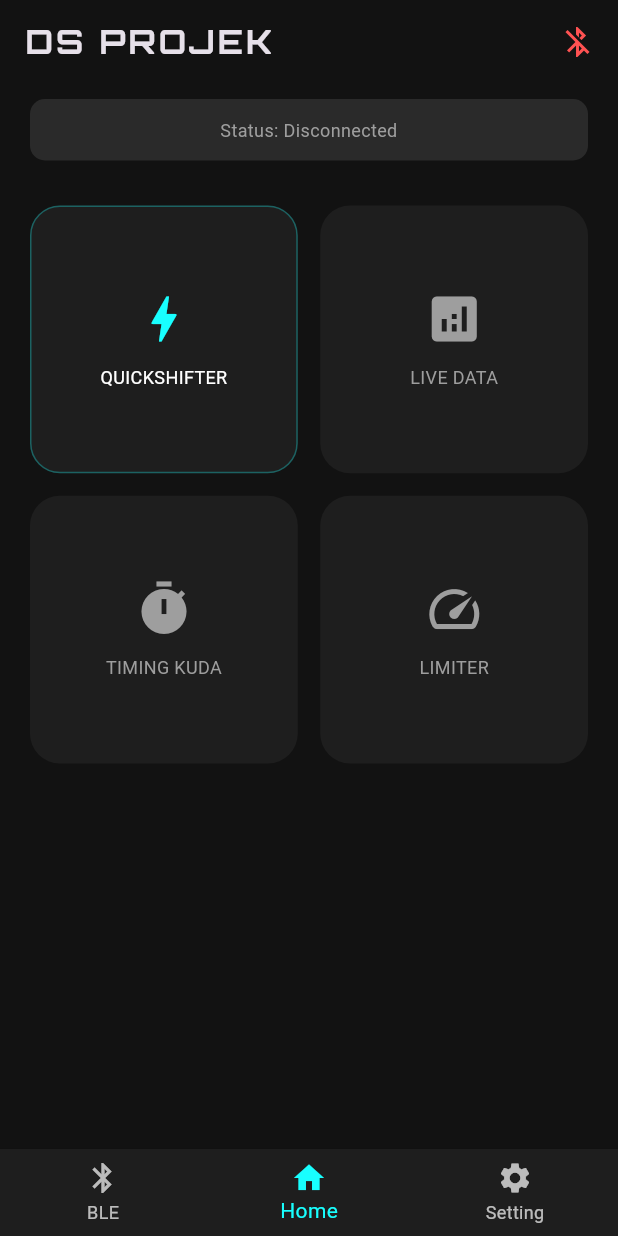
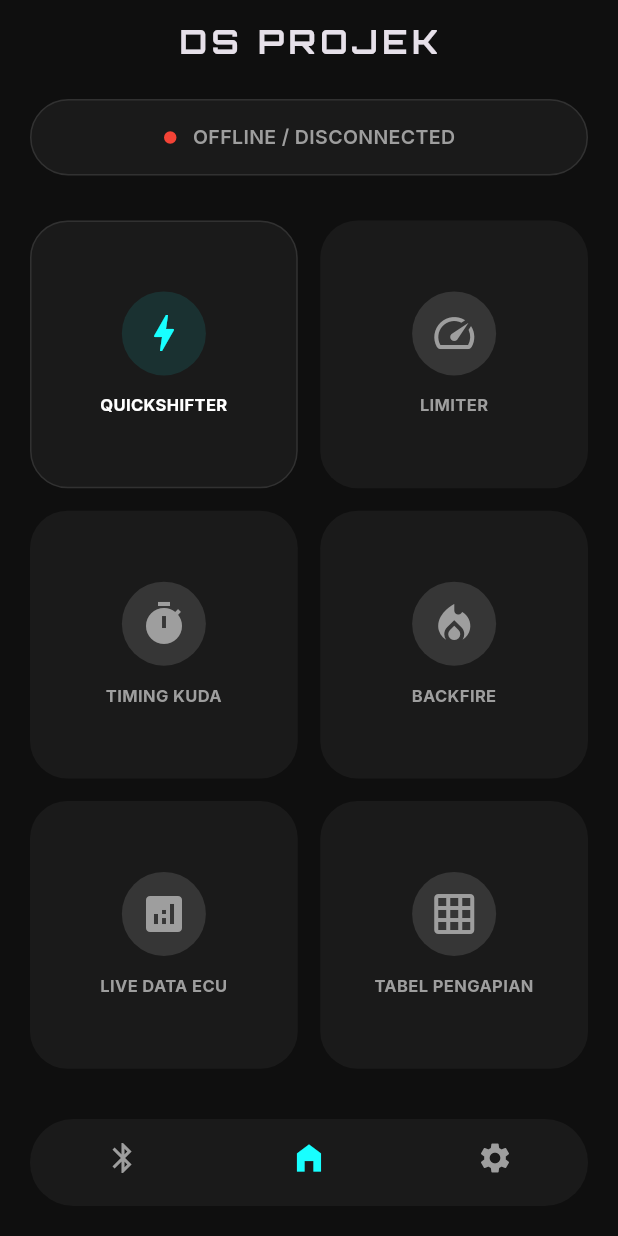
Before and after one commit to Dhans62/build-apk, a Flutter app: the screen it shows after launch, on a phone screen of 412 x 824 dp. Run offline on Flutter 3.47's test engine with Material 3 defaults, Android fonts, the light colour scheme and no system bars; our stand-ins replace flutter_blue_plus, google_fonts.

Commit message:
Update main.dart

```diff
--- a/lib/main.dart
+++ b/lib/main.dart
@@ -13,7 +13,7 @@ class DsProjekApp extends StatelessWidget {
     return MaterialApp(
       debugShowCheckedModeBanner: false,
       theme: ThemeData.dark().copyWith(
-        scaffoldBackgroundColor: const Color(0xFF121212),
+        scaffoldBackgroundColor: const Color(0xFF0F0F0F),
         primaryColor: Colors.cyanAccent,
       ),
       home: const MainMenu(),
@@ -33,16 +33,15 @@ class _MainMenuState extends State<MainMenu> {
   bool _isConnected = false;
   StreamSubscription<BluetoothConnectionState>? _connectionSubscription;
 
-  // UUID dari Kode ESP32 kamu
-  final String serviceUuid = "4fafc201-1fb5-459e-8fcc-c5c9c331914b";
-
   void _onDeviceConnected(BluetoothDevice device) {
     _connectionSubscription?.cancel();
     _connectionSubscription = device.connectionState.listen((state) {
+      if (mounted) {
         setState(() {
           _connectedDevice = device;
           _isConnected = state == BluetoothConnectionState.connected;
         });
+      }
     });
   }
 
@@ -52,46 +51,46 @@ class _MainMenuState extends State<MainMenu> {
       appBar: AppBar(
         backgroundColor: Colors.transparent,
         elevation: 0,
-        title: Text("DS PROJEK", style: GoogleFonts.orbitron(letterSpacing: 2, fontWeight: FontWeight.bold)),
-        actions: [
-          Padding(
-            padding: const EdgeInsets.all(15),
-            child: Icon(_isConnected ? Icons.bluetooth_connected : Icons.bluetooth_disabled,
-                color: _isConnected ? Colors.cyanAccent : Colors.redAccent),
+        centerTitle: true,
+        title: Text("DS PROJEK", style: GoogleFonts.orbitron(letterSpacing: 3, fontWeight: FontWeight.bold, fontSize: 22)),
       ),
+      body: IndexedStack(
+        index: _selectedIndex,
+        children: [
+          _buildBlePage(),
+          _buildDashboard(),
+          _buildSettingsPage(),
         ],
       ),
-      body: _buildBody(),
       bottomNavigationBar: _buildBottomNav(),
     );
-  }
-
-  Widget _buildBody() {
-    if (_selectedIndex == 0) return _buildBlePage();
-    if (_selectedIndex == 1) return _buildDashboard();
-    return _buildSettingsPage();
   }
 
   Widget _buildDashboard() {
     return Column(
       children: [
-        // Indikator Status Koneksi
+        // Status Bar
         Container(
-          width: double.infinity,
           margin: const EdgeInsets.symmetric(horizontal: 20, vertical: 10),
-          padding: const EdgeInsets.all(12),
+          padding: const EdgeInsets.symmetric(vertical: 15, horizontal: 20),
           decoration: BoxDecoration(
-            color: _isConnected ? Colors.cyanAccent.withOpacity(0.1) : Colors.white10,
-            borderRadius: BorderRadius.circular(10),
+            color: const Color(0xFF1A1A1A),
+            borderRadius: BorderRadius.circular(50),
+            border: Border.all(color: _isConnected ? Colors.cyanAccent.withOpacity(0.5) : Colors.white10),
           ),
-          child: Text(
-            _isConnected
-              ? "Terhubung ke: ${_connectedDevice?.platformName ?? _connectedDevice?.remoteId}"
-              : "Status: Disconnected",
-            textAlign: TextAlign.center,
-            style: TextStyle(color: _isConnected ? Colors.cyanAccent : Colors.grey, fontSize: 12),
+          child: Row(
+            mainAxisAlignment: MainAxisAlignment.center,
+            children: [
+              Icon(Icons.circle, size: 10, color: _isConnected ? Colors.cyanAccent : Colors.red),
+              const SizedBox(width: 10),
+              Text(
+                _isConnected ? "ONLINE: ${_connectedDevice?.platformName}" : "OFFLINE / DISCONNECTED",
+                style: GoogleFonts.inter(fontSize: 13, fontWeight: FontWeight.w600, color: _isConnected ? Colors.white : Colors.grey),
+              ),
+            ],
           ),
         ),
+
         Expanded(
           child: GridView.count(
             crossAxisCount: 2,
@@ -99,10 +98,12 @@ class _MainMenuState extends State<MainMenu> {
             mainAxisSpacing: 15,
             crossAxisSpacing: 15,
             children: [
-              _menuItem("QUICKSHIFTER", Icons.bolt, true),
-              _menuItem("LIVE DATA", Icons.analytics, false),
-              _menuItem("TIMING KUDA", Icons.timer, false),
-              _menuItem("LIMITER", Icons.speed, false),
+              _menuCard("QUICKSHIFTER", Icons.bolt, true),
+              _menuCard("LIMITER", Icons.speed, false),
+              _menuCard("TIMING KUDA", Icons.timer, false),
+              _menuCard("BACKFIRE", Icons.local_fire_department, false),
+              _menuCard("LIVE DATA ECU", Icons.analytics, false),
+              _menuCard("TABEL PENGAPIAN", Icons.grid_on, false),
             ],
           ),
         ),
@@ -110,8 +111,8 @@ class _MainMenuState extends State<MainMenu> {
     );
   }
 
-  Widget _menuItem(String title, IconData icon, bool active) {
-    return GestureDetector(
+  Widget _menuCard(String title, IconData icon, bool active) {
+    return InkWell(
       onTap: () {
         if (active) {
           Navigator.push(context, MaterialPageRoute(builder: (context) => QsDetailScreen(device: _connectedDevice)));
@@ -119,16 +120,20 @@ class _MainMenuState extends State<MainMenu> {
       },
       child: Container(
         decoration: BoxDecoration(
-          color: const Color(0xFF1E1E1E),
-          borderRadius: BorderRadius.circular(20),
-          border: Border.all(color: active ? Colors.cyanAccent.withOpacity(0.3) : Colors.transparent),
+          color: const Color(0xFF1A1A1A),
+          borderRadius: BorderRadius.circular(25),
+          border: Border.all(color: active ? Colors.white10 : Colors.transparent),
         ),
         child: Column(
           mainAxisAlignment: MainAxisAlignment.center,
           children: [
-            Icon(icon, size: 40, color: active ? Colors.cyanAccent : Colors.grey),
-            const SizedBox(height: 10),
-            Text(title, style: TextStyle(fontSize: 12, color: active ? Colors.white : Colors.grey)),
+            Container(
+              padding: const EdgeInsets.all(12),
+              decoration: BoxDecoration(color: active ? Colors.cyanAccent.withOpacity(0.1) : Colors.white12, shape: BoxShape.circle),
+              child: Icon(icon, size: 32, color: active ? Colors.cyanAccent : Colors.grey),
+            ),
+            const SizedBox(height: 12),
+            Text(title, textAlign: TextAlign.center, style: GoogleFonts.inter(fontSize: 11, fontWeight: FontWeight.bold, color: active ? Colors.white : Colors.grey)),
           ],
         ),
       ),
@@ -139,22 +144,29 @@ class _MainMenuState extends State<MainMenu> {
     return Column(
       children: [
         const SizedBox(height: 20),
-        ElevatedButton(
+        ElevatedButton.icon(
           onPressed: () => FlutterBluePlus.startScan(timeout: const Duration(seconds: 4)),
-          child: const Text("Manual Scan"),
+          icon: const Icon(Icons.search),
+          label: const Text("SCAN DEVICE"),
+          style: ElevatedButton.styleFrom(backgroundColor: Colors.cyanAccent, foregroundColor: Colors.black),
         ),
         Expanded(
           child: StreamBuilder<List<ScanResult>>(
             stream: FlutterBluePlus.scanResults,
             builder: (c, snapshot) => ListView(
-              children: (snapshot.data ?? []).map((r) => ListTile(
-                title: Text(r.device.platformName.isEmpty ? "Unknown ECU" : r.device.platformName),
+              padding: const EdgeInsets.all(20),
+              children: (snapshot.data ?? []).map((r) => Card(
+                color: const Color(0xFF1A1A1A),
+                child: ListTile(
+                  title: Text(r.device.platformName.isEmpty ? "Unknown Device" : r.device.platformName),
                   subtitle: Text(r.device.remoteId.toString()),
+                  trailing: const Icon(Icons.link, color: Colors.cyanAccent),
                   onTap: () async {
                     await r.device.connect();
                     _onDeviceConnected(r.device);
                     setState(() => _selectedIndex = 1);
                   },
+                ),
               )).toList(),
             ),
           ),
@@ -167,39 +179,50 @@ class _MainMenuState extends State<MainMenu> {
     return ListView(
       padding: const EdgeInsets.all(20),
       children: [
-        const Text("FIRMWARE UPDATE (OTA)", style: TextStyle(fontWeight: FontWeight.bold)),
-        const SizedBox(height: 10),
-        ListTile(
-          tileColor: const Color(0xFF1E1E1E),
-          shape: RoundedRectangleBorder(borderRadius: BorderRadius.circular(10)),
-          leading: const Icon(Icons.system_update, color: Colors.orangeAccent),
-          title: const Text("Check Update"),
-          subtitle: const Text("Current Version: v5.0"),
-          onTap: () {
-            // Logika OTA akan diimplementasikan di sini
-            ScaffoldMessenger.of(context).showSnackBar(const SnackBar(content: Text("OTA Feature Coming Soon")));
-          },
-        ),
+        Text("PENGATURAN", style: GoogleFonts.orbitron(fontSize: 18, fontWeight: FontWeight.bold)),
+        const SizedBox(height: 20),
+        _settingsTile("Update Firmware (OTA)", Icons.cloud_download, Colors.orangeAccent, () {}),
+        _settingsTile("Panduan Penggunaan", Icons.help_outline, Colors.blueAccent, () {}),
+        _settingsTile("Tentang DS PROJEK", Icons.info_outline, Colors.grey, () {}),
       ],
     );
   }
 
+  Widget _settingsTile(String title, IconData icon, Color color, VoidCallback onTap) {
+    return ListTile(
+      onTap: onTap,
+      leading: Icon(icon, color: color),
+      title: Text(title),
+      trailing: const Icon(Icons.chevron_right),
+    );
+  }
+
   Widget _buildBottomNav() {
-    return BottomNavigationBar(
+    return Container(
+      padding: const EdgeInsets.only(bottom: 20, left: 20, right: 20, top: 10),
+      decoration: const BoxDecoration(color: Color(0xFF0F0F0F)),
+      child: ClipRRect(
+        borderRadius: BorderRadius.circular(30),
+        child: BottomNavigationBar(
           currentIndex: _selectedIndex,
           onTap: (i) => setState(() => _selectedIndex = i),
-      backgroundColor: const Color(0xFF1E1E1E),
+          backgroundColor: const Color(0xFF1A1A1A),
           selectedItemColor: Colors.cyanAccent,
+          unselectedItemColor: Colors.grey,
+          showSelectedLabels: false,
+          showUnselectedLabels: false,
           items: const [
             BottomNavigationBarItem(icon: Icon(Icons.bluetooth), label: "BLE"),
-        BottomNavigationBarItem(icon: Icon(Icons.home), label: "Home"),
-        BottomNavigationBarItem(icon: Icon(Icons.settings), label: "Setting"),
+            BottomNavigationBarItem(icon: Icon(Icons.home_filled), label: "HOME"),
+            BottomNavigationBarItem(icon: Icon(Icons.settings), label: "SETTING"),
           ],
+        ),
+      ),
     );
   }
 }
 
-// --- HALAMAN DETAIL QUICKSHIFTER ---
+// --- SCREEN QUICKSHIFTER DENGAN SYNC DATA ---
 class QsDetailScreen extends StatefulWidget {
   final BluetoothDevice? device;
   const QsDetailScreen({super.key, this.device});
@@ -208,90 +231,148 @@ class QsDetailScreen extends StatefulWidget {
 }
 
 class _QsDetailScreenState extends State<QsDetailScreen> {
-  double cutTime = 75;
-  double valTime = 5;
-  bool isOn = true;
-  String mode = "Standard";
+  double _cutTime = 75;
+  double _valTime = 5;
+  bool _isOn = true;
+  BluetoothCharacteristic? _targetChar;
+  StreamSubscription? _notifySub;
 
+  final String serviceUuid = "4fafc201-1fb5-459e-8fcc-c5c9c331914b";
   final String charUuid = "beb5483e-36e1-4688-b7f5-ea07361b26a8";
 
-  void sendToEcu() async {
+  @override
+  void initState() {
+    super.initState();
+    _initBleSync();
+  }
+
+  void _initBleSync() async {
     if (widget.device == null) return;
-    try {
+
     List<BluetoothService> services = await widget.device!.discoverServices();
     for (var s in services) {
+      if (s.uuid.toString() == serviceUuid) {
         for (var c in s.characteristics) {
           if (c.uuid.toString() == charUuid) {
-            // Mengirim 3 parameter dengan delay agar tidak tabrakan
-            await c.write(utf8.encode("QSE${isOn ? 1 : 0}"));
-            await Future.delayed(const Duration(milliseconds: 150));
-            await c.write(utf8.encode("QSC${cutTime.toInt()}"));
-            await Future.delayed(const Duration(milliseconds: 150));
-            await c.write(utf8.encode("QSV${valTime.toInt()}"));
-
-            ScaffoldMessenger.of(context).showSnackBar(const SnackBar(content: Text("Setting Tersimpan")));
+            _targetChar = c;
+            // Aktifkan Notify agar Flutter tahu saat ESP32 kirim balik data
+            await c.setNotifyValue(true);
+            _notifySub = c.onValueReceived.listen((value) {
+              _parseEcuData(utf8.decode(value));
+            });
+            // Minta data ke ECU saat pertama buka
+            await c.write(utf8.encode("GET_QS"));
           }
         }
       }
+    }
+  }
+
+  void _parseEcuData(String data) {
+    // Format: ACK_QS|E:1|C:75|V:5
+    if (data.startsWith("ACK_QS")) {
+      List<String> parts = data.split('|');
+      setState(() {
+        _isOn = parts[1].split(':')[1] == '1';
+        _cutTime = double.parse(parts[2].split(':')[1]);
+        _valTime = double.parse(parts[3].split(':')[1]);
+      });
+      ScaffoldMessenger.of(context).showSnackBar(const SnackBar(content: Text("Data ECU Disinkronkan"), duration: Duration(seconds: 1)));
+    }
+  }
+
+  void _sendData() async {
+    if (_targetChar == null) return;
+    try {
+      await _targetChar!.write(utf8.encode("QSE${_isOn ? 1 : 0}"));
+      await Future.delayed(const Duration(milliseconds: 100));
+      await _targetChar!.write(utf8.encode("QSC${_cutTime.toInt()}"));
+      await Future.delayed(const Duration(milliseconds: 100));
+      await _targetChar!.write(utf8.encode("QSV${_valTime.toInt()}"));
+
+      ScaffoldMessenger.of(context).showSnackBar(
+        const SnackBar(backgroundColor: Colors.cyanAccent, content: Text("SAVE SUCCESS", style: TextStyle(color: Colors.black, fontWeight: FontWeight.bold)))
+      );
     } catch (e) {
-      print("Error: $e");
+      ScaffoldMessenger.of(context).showSnackBar(const SnackBar(content: Text("Gagal menyimpan ke ECU")));
     }
+  }
+
+  @override
+  void dispose() {
+    _notifySub?.cancel();
+    super.dispose();
   }
 
   @override
   Widget build(BuildContext context) {
     return Scaffold(
-      appBar: AppBar(title: const Text("QS CONFIG")),
-      body: ListView(
+      appBar: AppBar(title: Text("QS CONFIG", style: GoogleFonts.orbitron(fontSize: 16))),
+      body: SingleChildScrollView(
         padding: const EdgeInsets.all(25),
+        child: Column(
           children: [
-          SwitchListTile(
-            title: const Text("Sistem Quickshifter"),
-            value: isOn,
+            // Card Power
+            _buildCard(
+              child: SwitchListTile(
+                title: Text("POWER STATUS", style: GoogleFonts.inter(fontWeight: FontWeight.bold)),
+                value: _isOn,
                 activeColor: Colors.cyanAccent,
-            onChanged: (v) => setState(() => isOn = v),
+                onChanged: (v) => setState(() => _isOn = v),
               ),
-          const Divider(),
+            ),
             const SizedBox(height: 20),
-          _sliderBlock("Cut-off Time (ms)", cutTime, 30, 150, (v) {
-            setState(() { mode = "Custom"; cutTime = v; });
-          }),
-          const SizedBox(height: 30),
-          _sliderBlock("Sensor Delay / Validation (ms)", valTime, 0, 50, (v) {
-            setState(() { valTime = v; });
-          }),
-          const SizedBox(height: 40),
+            // Card Cut Time
+            _buildCard(
+              child: _sliderBlock("IGNITION CUT (ms)", _cutTime, 30, 200, (v) => setState(() => _cutTime = v)),
+            ),
+            const SizedBox(height: 20),
+            // Card Val Time
+            _buildCard(
+              child: _sliderBlock("SENSOR DELAY (ms)", _valTime, 0, 50, (v) => setState(() => _valTime = v)),
+            ),
+            const SizedBox(height: 50),
             ElevatedButton(
               style: ElevatedButton.styleFrom(
                 backgroundColor: Colors.cyanAccent,
-              minimumSize: const Size(double.infinity, 55),
-              shape: RoundedRectangleBorder(borderRadius: BorderRadius.circular(10))
+                minimumSize: const Size(double.infinity, 60),
+                shape: RoundedRectangleBorder(borderRadius: BorderRadius.circular(15)),
+                elevation: 10,
+                shadowColor: Colors.cyanAccent.withOpacity(0.3),
               ),
-            onPressed: sendToEcu,
-            child: const Text("SIMPAN KE ECU", style: TextStyle(color: Colors.black, fontWeight: FontWeight.bold)),
+              onPressed: _sendData,
+              child: const Text("SAVE", style: TextStyle(color: Colors.black, fontWeight: FontWeight.bold, fontSize: 18)),
             ),
           ],
+        ),
       ),
     );
   }
 
+  Widget _buildCard({required Widget child}) {
+    return Container(
+      padding: const EdgeInsets.all(10),
+      decoration: BoxDecoration(color: const Color(0xFF1A1A1A), borderRadius: BorderRadius.circular(20)),
+      child: child,
+    );
+  }
+
   Widget _sliderBlock(String title, double val, double min, double max, Function(double) onChanged) {
-    return Column(
+    return Padding(
+      padding: const EdgeInsets.all(10),
+      child: Column(
         crossAxisAlignment: CrossAxisAlignment.start,
         children: [
           Row(
             mainAxisAlignment: MainAxisAlignment.spaceBetween,
             children: [
-            Text(title, style: const TextStyle(color: Colors.grey)),
-            Text("${val.toInt()} ms", style: const TextStyle(color: Colors.cyanAccent, fontWeight: FontWeight.bold, fontSize: 18)),
+              Text(title, style: GoogleFonts.inter(color: Colors.grey, fontWeight: FontWeight.w600)),
+              Text("${val.toInt()} ms", style: GoogleFonts.orbitron(color: Colors.cyanAccent, fontWeight: FontWeight.bold)),
             ],
           ),
-        Slider(
-          value: val, min: min, max: max,
-          activeColor: Colors.cyanAccent,
-          onChanged: onChanged,
+          Slider(value: val, min: min, max: max, activeColor: Colors.cyanAccent, onChanged: onChanged),
+        ],
       ),
-      ],
     );
   }
 }
```
Lines whose indentation alone changed are shown as unchanged.
